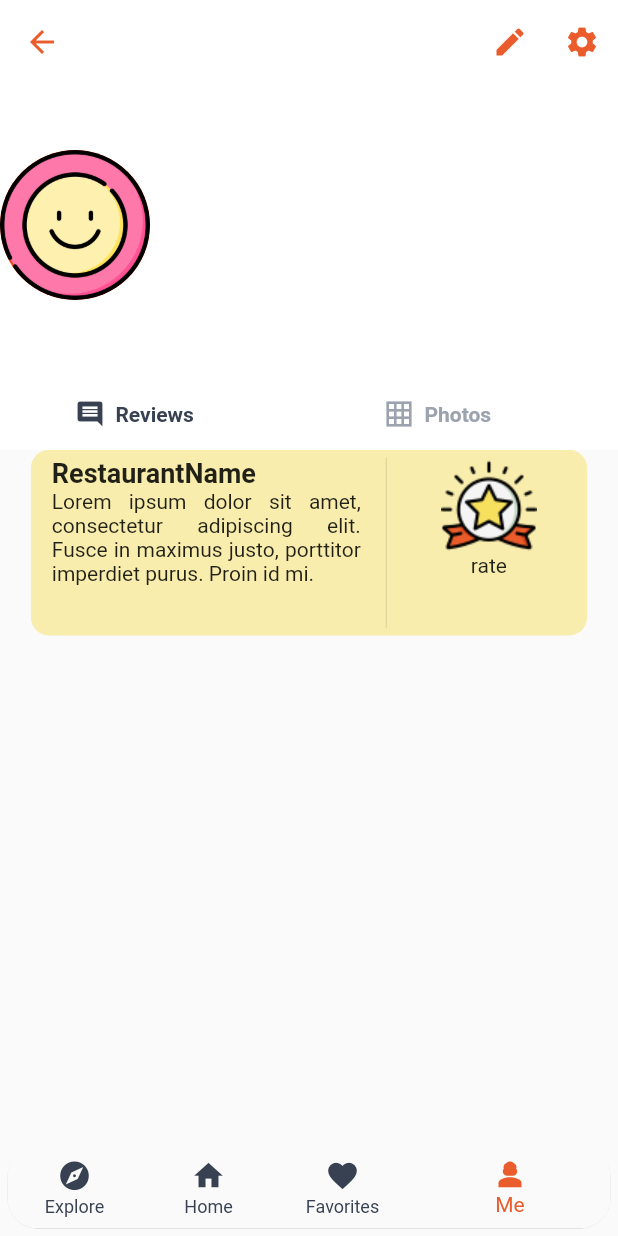
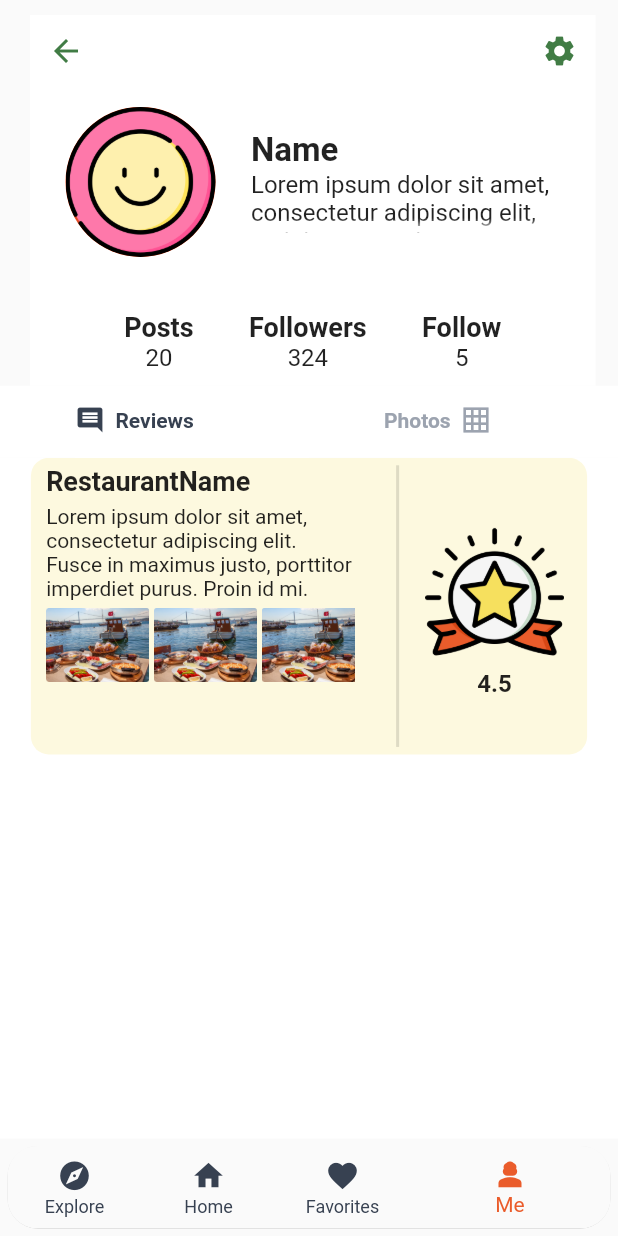
Before and after one commit to nisacolak/kasifim_app, a Flutter app: the CustomNavBar screen opened by its route, item 4 of the bottom bar chosen, on a phone screen of 412 x 824 dp. Run offline on Flutter 3.47's test engine with Material 2 defaults, Android fonts, the phone set to English and light mode, and no system bars; our stand-ins replace dio, equatable.

Commit message:
add profile SliverToBoxAdapter

```diff
--- a/lib/app/views/home/home_body_view.dart
+++ b/lib/app/views/home/home_body_view.dart
@@ -2,7 +2,8 @@ import 'package:flutter/material.dart';
 import 'package:kasifim_app/app/views/favorites/favorites_view.dart';
 import 'package:kasifim_app/app/views/home/home_view.dart';
 import 'package:kasifim_app/app/views/explore/explore_view.dart';
-import 'package:kasifim_app/app/views/profile/profile_view.dart';
+
+import 'package:kasifim_app/app/views/profile/widget/profile_tab.dart';
 import 'package:kasifim_app/gen/colors.gen.dart';
 
 class CustomNavBar extends StatefulWidget {
@@ -17,7 +18,7 @@ class _CustomNavBarState extends State<CustomNavBar> {
     const LocationView(),
     const HomeView(),
     FavoritesView(),
-    const ProfileView(),
+    ProfileTab(),
   ];
   int currentIndex = 1;
 
--- a/lib/app/views/profile/profile_view.dart
+++ /dev/null
@@ -1,175 +0,0 @@
-import 'package:flutter/material.dart';
-import 'package:kasifim_app/app/views/profile/widget/profile_tab.dart';
-import 'package:kasifim_app/gen/assets.gen.dart';
-import 'package:kasifim_app/gen/colors.gen.dart';
-
-class ProfileView extends StatelessWidget {
-  const ProfileView({Key? key}) : super(key: key);
-
-  @override
-  Widget build(BuildContext context) {
-    return Scaffold(backgroundColor: ColorName.white, body: ProfileTab()
-        // body: CustomScrollView(slivers: [
-
-        //   SliverToBoxAdapter(child: buildProfile(context))
-        // SliverList(
-        //     delegate: SliverChildListDelegate([
-
-        //
-        // ]))
-
-        // SizedBox(
-        //   height: 30,
-        // ),
-
-        // ProfileTab()
-        );
-  }
-}
-
-Widget buildProfile(BuildContext context) {
-  return Column(
-    children: [
-      //buildUserBio(context),
-      //buildSpace(),
-      //buildProfileInfo(),
-      buildSpace(),
-      ProfileTab(),
-    ],
-  );
-}
-
-class buildSpace extends StatelessWidget {
-  const buildSpace({
-    super.key,
-  });
-
-  @override
-  Widget build(BuildContext context) {
-    return SizedBox(
-      height: 20,
-    );
-  }
-}
-
-class buildProfileInfo extends StatelessWidget {
-  const buildProfileInfo({
-    super.key,
-  });
-
-  @override
-  Widget build(BuildContext context) {
-    return Row(
-      mainAxisAlignment: MainAxisAlignment.spaceEvenly,
-      children: [
-        Column(
-          crossAxisAlignment: CrossAxisAlignment.center,
-          children: [
-            Text(
-              'Title 1',
-              style: TextStyle(fontSize: 18),
-            ),
-            Text(
-              'Subtitle 1',
-              style: TextStyle(fontSize: 16),
-            ),
-          ],
-        ),
-        Column(
-          crossAxisAlignment: CrossAxisAlignment.center,
-          children: [
-            Text(
-              'Title 2',
-              style: TextStyle(fontSize: 18),
-            ),
-            Text(
-              'Subtitle 2',
-              style: TextStyle(fontSize: 16),
-            ),
-          ],
-        ),
-        Column(
-          crossAxisAlignment: CrossAxisAlignment.center,
-          children: [
-            Text(
-              'Title 2',
-              style: TextStyle(fontSize: 18),
-            ),
-            Text(
-              'Subtitle 2',
-              style: TextStyle(fontSize: 16),
-            ),
-          ],
-        ),
-      ],
-    );
-  }
-}
-
-Widget buildUserBio(BuildContext context) {
-  return Padding(
-    padding: const EdgeInsets.all(8.0),
-    // child: Container(
-    //   width: MediaQuery.of(context).size.width * .90,
-    //   height: MediaQuery.of(context).size.height * .3,
-    //   decoration: BoxDecoration(
-    //       borderRadius: BorderRadius.circular(20),
-    //       color: ColorName.orange.withOpacity(0.1)),
-    child: Row(
-      mainAxisAlignment: MainAxisAlignment.spaceEvenly,
-      children: [
-        profileAvatar(),
-        Column(crossAxisAlignment: CrossAxisAlignment.start, children: [
-          Text(
-            'Name',
-            style: TextStyle(fontSize: 22, fontWeight: FontWeight.bold),
-          ),
-          SizedBox(
-            height: MediaQuery.of(context).size.height * .05,
-            width: MediaQuery.of(context).size.width * .5,
-            child: Text(
-              'Lorem ipsum dolor sit amet, consectetur adipiscing elit, sed do eiusmod tempor incididunt ut labore et dolore magna alid',
-              overflow: TextOverflow.fade,
-              style: TextStyle(fontSize: 16),
-            ),
-          )
-        ])
-      ],
-    ),
-  );
-}
-
-class profileAvatar extends StatefulWidget {
-  @override
-  _profileAvatarState createState() => _profileAvatarState();
-}
-
-class _profileAvatarState extends State<profileAvatar> {
-  bool isHovered = false;
-
-  @override
-  Widget build(BuildContext context) {
-    return MouseRegion(
-      onHover: (event) {
-        setState(() {
-          isHovered = true;
-        });
-      },
-      onExit: (event) {
-        setState(() {
-          isHovered = false;
-        });
-      },
-      child: CircleAvatar(
-        backgroundImage: AssetImage(Assets.images.account.path),
-        radius: 50,
-        child: isHovered
-            ? Icon(
-                Icons.camera_alt,
-                color: ColorName.white,
-              )
-            : null,
-      ),
-    );
-  }
-}
--- a/lib/app/views/profile/widget/media_tab.dart
+++ b/lib/app/views/profile/widget/media_tab.dart
@@ -31,9 +31,10 @@ class MediaTab extends StatelessWidget {
               buildImage(),
               buildImage(),
               buildImage(),
-              Container(),
-              Container(),
-              Container()
+              buildImage(),
+              buildImage(),
+              buildImage(),
+              buildImage(),
             ]),
       ],
     );
@@ -59,25 +60,3 @@ class buildImage extends StatelessWidget {
         ));
   }
 }
-
-
-    // int crossAxisCount = _calculateCrossAxisCount(context);
-//     return MediaQuery.removePadding(
-//         context: context,
-//         removeTop: true,
-//         child: GridView(
-//           physics: NeverScrollableScrollPhysics(),
-//           shrinkWrap: true,
-//           gridDelegate: SliverGridDelegateWithFixedCrossAxisCount(
-//             crossAxisCount: 3,
-//             mainAxisSpacing: 5.0,
-//             childAspectRatio: 0.9,
-//             crossAxisSpacing: 5.0,
-//           ),
-//           children: [
-//             Image(image: AssetImage(Assets.images.dessert.path)),
-
-//           ],
-//         ));
-//   }
-// }
--- /dev/null
+++ b/lib/app/views/profile/widget/profile_info.dart
@@ -0,0 +1,175 @@
+import 'package:flutter/material.dart';
+import 'package:kasifim_app/gen/assets.gen.dart';
+import 'package:kasifim_app/gen/colors.gen.dart';
+
+Widget buildUserBio(BuildContext context) {
+  return Container(
+    margin: EdgeInsets.only(top: 10, bottom: 0, right: 15, left: 20),
+    height: MediaQuery.of(context).size.height * .30,
+    width: MediaQuery.of(context).size.width * .90,
+    color: ColorName.white,
+    child: Column(
+      mainAxisAlignment: MainAxisAlignment.spaceBetween,
+      children: [
+        Row(
+          mainAxisAlignment: MainAxisAlignment.spaceBetween,
+          crossAxisAlignment: CrossAxisAlignment.start,
+          children: [
+            IconButton(
+                icon: Icon(
+                  Icons.arrow_back,
+                  color: ColorName.green,
+                ),
+                onPressed: () {
+                  Navigator.pushNamed(context, '/home-body');
+                }),
+            IconButton(
+                icon: Icon(
+                  Icons.settings,
+                  color: ColorName.green,
+                ),
+                onPressed: () {}),
+          ],
+        ),
+        Row(
+          mainAxisAlignment: MainAxisAlignment.spaceEvenly,
+          children: [
+            profileAvatar(),
+            Column(crossAxisAlignment: CrossAxisAlignment.start, children: [
+              Text(
+                'Name',
+                style: TextStyle(fontSize: 22, fontWeight: FontWeight.bold),
+              ),
+              SizedBox(
+                height: MediaQuery.of(context).size.height * .05,
+                width: MediaQuery.of(context).size.width * .5,
+                child: Text(
+                  'Lorem ipsum dolor sit amet, consectetur adipiscing elit, sed do eiusmod tempor incididunt ut labore et dolore magna alid',
+                  overflow: TextOverflow.fade,
+                  maxLines: 3,
+                  style: TextStyle(fontSize: 16),
+                ),
+              ),
+            ]),
+          ],
+        ),
+        SizedBox(
+          height: 10,
+        ),
+        SizedBox(
+          height: MediaQuery.of(context).size.height * .06,
+          width: MediaQuery.of(context).size.width * .7,
+          child: buildProfileInfo(),
+        ),
+      ],
+    ),
+  );
+}
+
+class profileAvatar extends StatefulWidget {
+  @override
+  _profileAvatarState createState() => _profileAvatarState();
+}
+
+class _profileAvatarState extends State<profileAvatar> {
+  bool isHovered = false;
+
+  @override
+  Widget build(BuildContext context) {
+    return MouseRegion(
+      onHover: (event) {
+        setState(() {
+          isHovered = true;
+        });
+      },
+      onExit: (event) {
+        setState(() {
+          isHovered = false;
+        });
+      },
+      child: CircleAvatar(
+        backgroundImage: AssetImage(Assets.images.account.path),
+        radius: 50,
+        child: isHovered
+            ? Icon(
+                Icons.camera_alt,
+                color: ColorName.white,
+              )
+            : null,
+      ),
+    );
+  }
+}
+
+class buildProfileInfo extends StatelessWidget {
+  const buildProfileInfo({
+    super.key,
+  });
+
+  @override
+  Widget build(BuildContext context) {
+    return Row(
+      mainAxisAlignment: MainAxisAlignment.spaceEvenly,
+      children: [
+        Column(
+          crossAxisAlignment: CrossAxisAlignment.center,
+          children: [
+            Text(
+              'Posts',
+              style: TextStyle(fontSize: 18, fontWeight: FontWeight.bold),
+            ),
+            Text(
+              '20',
+              style: TextStyle(fontSize: 16),
+            ),
+          ],
+        ),
+        SizedBox(
+          height: 15,
+        ),
+        Column(
+          crossAxisAlignment: CrossAxisAlignment.center,
+          children: [
+            Text(
+              'Followers',
+              style: TextStyle(fontSize: 18, fontWeight: FontWeight.bold),
+            ),
+            Text(
+              '324',
+              style: TextStyle(fontSize: 16),
+            ),
+          ],
+        ),
+        SizedBox(
+          height: 15,
+        ),
+        Column(
+          crossAxisAlignment: CrossAxisAlignment.center,
+          children: [
+            Text(
+              'Follow',
+              style: TextStyle(fontSize: 18, fontWeight: FontWeight.bold),
+            ),
+            Text(
+              '5',
+              style: TextStyle(fontSize: 16),
+            ),
+          ],
+        ),
+      ],
+    );
+  }
+}
+
+class buildSpace extends StatelessWidget {
+  const buildSpace({
+    super.key,
+  });
+
+  @override
+  Widget build(BuildContext context) {
+    return SizedBox(
+      height: 20,
+    );
+  }
+}
--- a/lib/app/views/profile/widget/profile_review_tab.dart
+++ b/lib/app/views/profile/widget/profile_review_tab.dart
@@ -1,6 +1,7 @@
 import 'package:flutter/material.dart';
 import 'package:kasifim_app/gen/assets.gen.dart';
 import 'package:kasifim_app/gen/colors.gen.dart';
+import 'package:kasifim_app/gen/fonts.gen.dart';
 
 class ProfileReviewTab extends StatelessWidget {
   const ProfileReviewTab({Key? key}) : super(key: key);
@@ -8,6 +9,7 @@ class ProfileReviewTab extends StatelessWidget {
   @override
   Widget build(BuildContext context) {
     return Scaffold(
+      backgroundColor: ColorName.white,
       body: Column(
         crossAxisAlignment: CrossAxisAlignment.center,
         children: [
@@ -15,16 +17,21 @@ class ProfileReviewTab extends StatelessWidget {
             child: Container(
               padding: EdgeInsets.all(5),
               decoration: BoxDecoration(
-                  color: ColorName.yellow.withOpacity(0.5),
+                  color: ColorName.yellow.withOpacity(0.2),
                   borderRadius: BorderRadius.circular(12)),
-              height: MediaQuery.of(context).size.height * .15,
+              height: MediaQuery.of(context).size.height * .24,
               width: MediaQuery.of(context).size.width * .9,
               child: Row(
                   mainAxisAlignment: MainAxisAlignment.spaceEvenly,
                   crossAxisAlignment: CrossAxisAlignment.center,
                   children: [
                     buildReview(context),
-                    VerticalDivider(),
+                    SizedBox(
+                      width: 10,
+                    ),
+                    VerticalDivider(
+                      thickness: 2,
+                    ),
                     Container(
                       height: MediaQuery.of(context).size.height * .25,
                       width: MediaQuery.of(context).size.width * .25,
@@ -33,11 +40,20 @@ class ProfileReviewTab extends StatelessWidget {
                         borderRadius: BorderRadius.circular(12),
                       ),
                       child: Column(
+                        mainAxisAlignment: MainAxisAlignment.center,
+                        crossAxisAlignment: CrossAxisAlignment.center,
                         children: [
-                          Image(
-                            image: AssetImage(Assets.images.rateBadge2.path),
+                          Transform.scale(
+                            scale: 0.9,
+                            child: Image(
+                              image: AssetImage(Assets.images.rateBadge.path),
+                            ),
                           ),
-                          Text('rate')
+                          Text(
+                            '4.5',
+                            style: TextStyle(
+                                fontWeight: FontWeight.bold, fontSize: 16),
+                          )
                         ],
                       ),
                     ),
@@ -49,21 +65,47 @@ class ProfileReviewTab extends StatelessWidget {
     );
   }
 
-  SizedBox buildReview(BuildContext context) {
-    return SizedBox(
-      height: MediaQuery.of(context).size.height * .30,
+  Container buildReview(BuildContext context) {
+    return Container(
+      height: MediaQuery.of(context).size.height * .36,
       width: MediaQuery.of(context).size.width * .50,
+      //color: ColorName.grey,
       child: Column(
         crossAxisAlignment: CrossAxisAlignment.start,
         children: [
           Text(
             'RestaurantName',
-            style: TextStyle(fontSize: 18, fontWeight: FontWeight.bold),
+            style: TextStyle(
+              fontSize: 18,
+              fontWeight: FontWeight.bold,
+            ),
+          ),
+          SizedBox(
+            height: 5,
           ),
           Text(
             'Lorem ipsum dolor sit amet, consectetur adipiscing elit. Fusce in maximus justo, porttitor imperdiet purus. Proin id mi.',
-            textAlign: TextAlign.justify,
+            textAlign: TextAlign.left,
           ),
+          SizedBox(
+            height: 5,
+          ),
+          SizedBox(
+              height: MediaQuery.of(context).size.height * .06,
+              width: MediaQuery.of(context).size.width * .66,
+              child: ListView.separated(
+                  scrollDirection: Axis.horizontal,
+                  itemCount: 3,
+                  separatorBuilder: (context, index) => SizedBox(
+                        width: 3,
+                      ),
+                  itemBuilder: (context, index) {
+                    return Container(
+                      child: Image.asset(
+                        Assets.images.breakfast.path,
+                      ),
+                    );
+                  }))
         ],
       ),
     );
--- a/lib/app/views/profile/widget/profile_tab.dart
+++ b/lib/app/views/profile/widget/profile_tab.dart
@@ -1,6 +1,7 @@
 import 'package:flutter/material.dart';
-import 'package:kasifim_app/app/views/profile/profile_view.dart';
+
 import 'package:kasifim_app/app/views/profile/widget/media_tab.dart';
+import 'package:kasifim_app/app/views/profile/widget/profile_info.dart';
 import 'package:kasifim_app/app/views/profile/widget/profile_review_tab.dart';
 import 'package:kasifim_app/app/widgets/app_text.dart';
 import 'package:kasifim_app/gen/colors.gen.dart';
@@ -23,57 +24,24 @@ class _ProfileTabState extends State<ProfileTab> with TickerProviderStateMixin {
 
   @override
   Widget build(BuildContext context) {
-    return SingleChildScrollView(
-      child: Column(
-        children: [
-          Container(
-            height: MediaQuery.of(context).size.height,
-            decoration: BoxDecoration(
-              color: ColorName.white,
+    return DefaultTabController(
+        length: 2,
+        child: SafeArea(
+          child: NestedScrollView(
+            headerSliverBuilder: (context, bool innerBoxIsScrolled) {
+              return [
+                SliverToBoxAdapter(
+                  child: buildUserBio(context),
                 ),
-            child: DefaultTabController(
-                length: 2,
-                child: NestedScrollView(
-                  headerSliverBuilder: (context, index) {
-                    return [
                 SliverAppBar(
-                        leading: IconButton(
-                          onPressed: () {
-                            Navigator.pushNamed(context, '/home-body');
-                          },
-                          icon: Icon(
-                            Icons.arrow_back,
-                            color: ColorName.orange,
-                          ),
-                        ),
-                        backgroundColor: Colors.transparent,
-                        pinned: false,
-                        floating: false,
-                        elevation: 0,
-                        snap: false,
-                        actions: [
-                          IconButton(
-                              onPressed: () {},
-                              icon: Icon(
-                                Icons.edit,
-                                color: ColorName.orange,
-                              )),
-                          IconButton(
-                              onPressed: () {},
-                              icon: Icon(
-                                Icons.settings,
-                                color: ColorName.orange,
-                              )),
-                        ],
-                        expandedHeight: 300,
-                        flexibleSpace: FlexibleSpaceBar(
-                          background: Container(
-                              child: Align(
-                                  alignment: Alignment.centerLeft,
-                                  child: profileAvatar())),
-                        ),
-                        bottom: TabBar(
-                            indicatorWeight: 1,
+                  backgroundColor: Colors.white,
+                  pinned: true,
+                  elevation: 0.0,
+                  titleSpacing: 0.0,
+                  toolbarHeight: 10,
+                  bottom: PreferredSize(
+                    preferredSize: Size.fromHeight(38),
+                    child: TabBar(
                         indicatorColor: ColorName.white,
                         indicatorSize: TabBarIndicatorSize.label,
                         labelPadding: EdgeInsets.only(left: 50),
@@ -96,15 +64,16 @@ class _ProfileTabState extends State<ProfileTab> with TickerProviderStateMixin {
                           Tab(
                             child: Row(
                               children: [
+                                AppText.medium('Photos  '),
                                 Icon(
                                   Icons.grid_on_sharp,
                                   size: 20,
                                 ),
-                                    AppText.medium('  Photos'),
                               ],
                             ),
                           ),
                         ]),
+                  ),
                 ),
               ];
             },
@@ -112,10 +81,7 @@ class _ProfileTabState extends State<ProfileTab> with TickerProviderStateMixin {
               ProfileReviewTab(),
               MediaTab(),
             ]),
-                )),
           ),
-        ],
-      ),
-    );
+        ));
   }
 }
```
Also changed, not shown: assets/images/rateBadge.png, assets/images/rateBadge2.png, 1 other file. Lines whose indentation alone changed are shown as unchanged.
